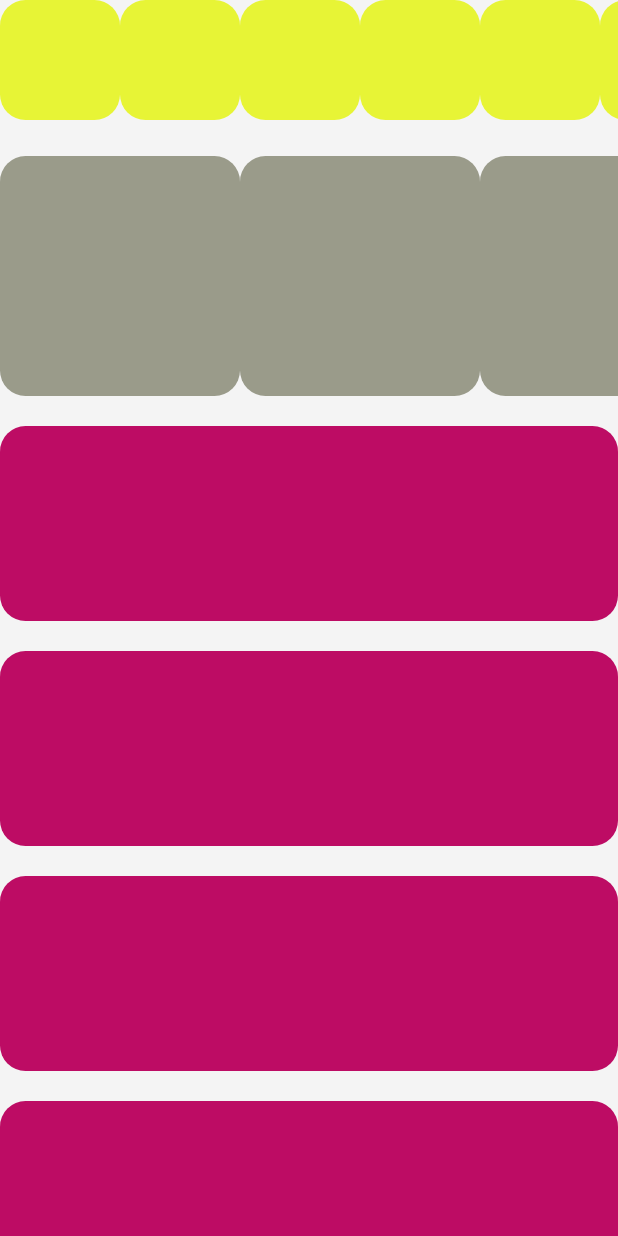
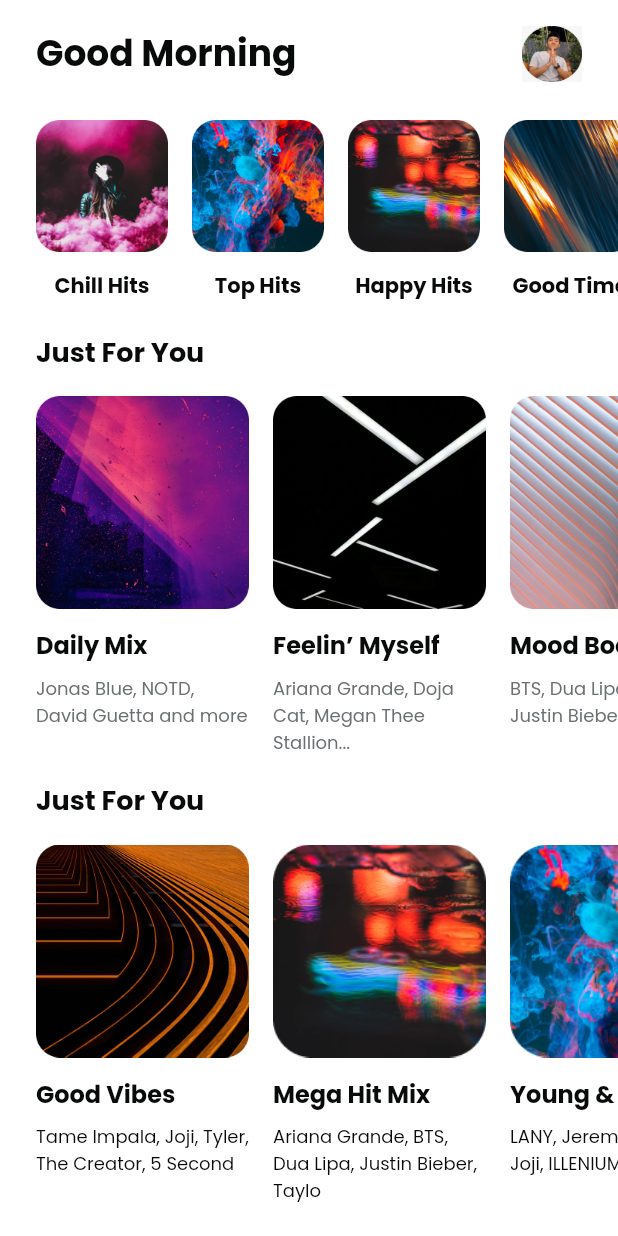
Before and after one commit to isalislami/aplikasi_pertamaku, a Flutter app: the screen it shows after launch, on a phone screen of 412 x 824 dp. Run offline on Flutter 3.47's test engine with Material 2 defaults, Android fonts, the phone set to English and light mode, and no system bars; our stand-ins replace google_fonts.

```diff
--- /dev/null
+++ b/lib/Main_Page.dart
@@ -0,0 +1,261 @@
+import 'package:flutter/material.dart';
+import 'package:google_fonts/google_fonts.dart';
+
+class MainPage extends StatelessWidget {
+  const MainPage({super.key});
+
+  @override
+  Widget build(BuildContext context) {
+    Widget header() {
+      return Container(
+        margin: const EdgeInsets.symmetric(horizontal: 24),
+        child: Row(
+          mainAxisAlignment: MainAxisAlignment.spaceBetween,
+          children: [
+            Text(
+              "Good Morning",
+              style: GoogleFonts.poppins(
+                  color: const Color(0xff090A0A),
+                  fontSize: 24,
+                  fontWeight: FontWeight.w700),
+            ),
+            Container(
+              height: 40,
+              width: 40,
+              decoration: const BoxDecoration(
+                  image: DecorationImage(
+                      image: AssetImage("assets/img-isal.jpeg"))),
+            )
+          ],
+        ),
+      );
+    }
+
+    Widget musicHeader() {
+      Widget musicCard(String img, String text) {
+        return Container(
+          margin: const EdgeInsets.only(right: 16),
+          child: Column(
+            children: [
+              Container(
+                height: 88,
+                width: 88,
+                decoration: BoxDecoration(
+                    image: DecorationImage(image: AssetImage(img))),
+              ),
+              const SizedBox(
+                height: 12,
+              ),
+              Text(
+                text,
+                style: GoogleFonts.poppins(
+                    color: const Color(0xff090A0A),
+                    fontSize: 14,
+                    fontWeight: FontWeight.w700),
+              ),
+            ],
+          ),
+        );
+      }
+
+      return SingleChildScrollView(
+        scrollDirection: Axis.horizontal,
+        child: Row(
+          children: [
+            const SizedBox(
+              width: 24,
+            ),
+            musicCard("assets/img-music11.png", "Chill Hits"),
+            musicCard("assets/img-music12.png", "Top Hits"),
+            musicCard("assets/img-music13.png", "Happy Hits"),
+            musicCard("assets/img-music14.png", "Good Time"),
+            musicCard("assets/img-music12.png", "Top Hits"),
+            musicCard("assets/img-music13.png", "Happy Hits"),
+
+          ],
+        ),
+      );
+    }
+
+    Widget musicPlay() {
+      Widget musicCard(String img, String text, String subtext) {
+        return Container(
+          width: 142,
+          margin: const EdgeInsets.only(right: 16),
+          child: Column(
+            crossAxisAlignment: CrossAxisAlignment.start,
+            children: [
+              Container(
+                height: 142,
+                width: 142,
+                decoration: BoxDecoration(
+                    image: DecorationImage(image: AssetImage(img))),
+              ),
+              const SizedBox(
+                height: 12,
+              ),
+              Text(
+                text,
+                style: GoogleFonts.poppins(
+                    color: const Color(0xff090A0A),
+                    fontSize: 16,
+                    fontWeight: FontWeight.w700),
+              ),
+              const SizedBox(
+                height: 8,
+              ),
+              Text(
+                subtext,
+                style: GoogleFonts.poppins(
+                  color: const Color(0xff6C7072),
+                  fontSize: 12,
+                ),
+              ),
+            ],
+          ),
+        );
+      }
+
+      return Column(
+        crossAxisAlignment: CrossAxisAlignment.start,
+        children: [
+          const SizedBox(
+            height: 20,
+          ),
+          Container(
+            margin: const EdgeInsets.only(left: 24, bottom: 16),
+            child: Text(
+              "Just For You",
+              style: GoogleFonts.poppins(
+                  color: const Color(0xff090A0A),
+                  fontSize: 18,
+                  fontWeight: FontWeight.w700),
+            ),
+          ),
+          SingleChildScrollView(
+            scrollDirection: Axis.horizontal,
+            child: Row(
+              crossAxisAlignment: CrossAxisAlignment.start,
+              children: [
+                const SizedBox(
+                  width: 24,
+                ),
+                musicCard("assets/img-music21.png", "Daily Mix",
+                    "Jonas Blue, NOTD, David Guetta and more"),
+                musicCard("assets/img-music22.png", "Feelin’ Myself",
+                    "Ariana Grande, Doja Cat, Megan Thee Stallion..."),
+                musicCard("assets/img-music23.png", "Mood Booster",
+                    "BTS, Dua Lipa, Malone, Justin Bieber and more"),
+                musicCard("assets/img-music22.png", "Feelin’ Myself",
+                    "Ariana Grande, Doja Cat, Megan Thee Stallion..."),
+              ],
+            ),
+          ),
+        ],
+      );
+    }
+
+    Widget musicPopular() {
+      Widget musicCard(String img, String text, String subtext) {
+        return Container(
+          width: 142,
+          margin: const EdgeInsets.only(right: 16),
+          child: Column(
+            crossAxisAlignment: CrossAxisAlignment.start,
+            children: [
+              Container(
+                height: 142,
+                width: 142,
+                decoration: BoxDecoration(
+                    image: DecorationImage(image: AssetImage(img))),
+              ),
+              const SizedBox(
+                height: 12,
+              ),
+              Text(
+                text,
+                style: GoogleFonts.poppins(
+                    color: const Color(0xff090A0A),
+                    fontSize: 16,
+                    fontWeight: FontWeight.w700),
+              ),
+              const SizedBox(
+                height: 8,
+              ),
+              Text(
+                subtext,
+                style: GoogleFonts.poppins(
+                  color: const Color(0xff090A0A),
+                  fontSize: 12,
+                ),
+              ),
+            ],
+          ),
+        );
+      }
+
+      return Column(
+        crossAxisAlignment: CrossAxisAlignment.start,
+        children: [
+          const SizedBox(
+            height: 16,
+          ),
+          Container(
+            margin: const EdgeInsets.only(left: 24, bottom: 16),
+            child: Text(
+              "Just For You",
+              style: GoogleFonts.poppins(
+                  color: const Color(0xff090A0A),
+                  fontSize: 18,
+                  fontWeight: FontWeight.w700),
+            ),
+          ),
+          SingleChildScrollView(
+            scrollDirection: Axis.horizontal,
+            child: Row(
+              crossAxisAlignment: CrossAxisAlignment.start,
+              children: [
+                const SizedBox(
+                  width: 24,
+                ),
+                musicCard("assets/img-music33.png", "Good Vibes",
+                    "Tame Impala, Joji, Tyler, The Creator, 5 Second"),
+                musicCard("assets/img-music13.png", "Mega Hit Mix",
+                    "Ariana Grande, BTS, Dua Lipa, Justin Bieber, Taylo"),
+                musicCard("assets/img-music12.png", "Young & Free",
+                    "LANY, Jeremy Zucker, Joji, ILLENIUM, Glass A..."),
+                    musicCard("assets/img-music33.png", "Good Vibes",
+                    "Tame Impala, Joji, Tyler, The Creator, 5 Second"),
+                musicCard("assets/img-music11.png", "Mega Hit Mix",
+                    "Ariana Grande, BTS, Dua Lipa, Justin Bieber, Taylo"),
+
+              ],
+            ),
+          ),
+        ],
+      );
+    }
+
+    return Scaffold(
+      backgroundColor: const Color(0xffFFFFFF),
+      body: SafeArea(
+          child: SingleChildScrollView(
+        child: Column(
+          crossAxisAlignment: CrossAxisAlignment.start,
+          children: [
+            const SizedBox(
+              height: 16,
+            ),
+            header(),
+            const SizedBox(
+              height: 24,
+            ),
+            musicHeader(),
+            musicPlay(),
+            musicPopular()
+          ],
+        ),
+      )),
+    );
+  }
+}
--- a/lib/main.dart
+++ b/lib/main.dart
@@ -1,4 +1,5 @@
 import 'package:flutter/material.dart';
+import 'package:hallodek/Main_Page.dart';
 import 'package:hallodek/pages/home_page.dart';
 
 void main() {
@@ -17,7 +18,7 @@ class MyApp extends StatelessWidget {
       theme: ThemeData(
         primarySwatch: Colors.blue,
       ),
-      home: const HomePage()
+      home: const MainPage()
     );
   }
 }
--- a/lib/pages/home_page.dart
+++ b/lib/pages/home_page.dart
@@ -13,7 +13,7 @@ class HomePage extends StatelessWidget {
         width: 80,
         decoration: BoxDecoration(
             borderRadius: BorderRadius.circular(17),
-            color: Color.fromARGB(255, 231, 244, 54)),
+            color: const Color.fromARGB(255, 231, 244, 54)),
       );
     }
 
@@ -23,7 +23,7 @@ class HomePage extends StatelessWidget {
         width: 160,
         decoration: BoxDecoration(
             borderRadius: BorderRadius.circular(17),
-            color: Color.fromARGB(255, 154, 155, 138)),
+            color: const Color.fromARGB(255, 154, 155, 138)),
       );
     }
 
@@ -31,15 +31,15 @@ class HomePage extends StatelessWidget {
       return Container(
         height: 130,
         width: double.infinity,
-        margin: EdgeInsets.only(top: 20),
+        margin: const EdgeInsets.only(top: 20),
         decoration: BoxDecoration(
             borderRadius: BorderRadius.circular(17),
-            color: Color.fromARGB(255, 189, 12, 100)),
+            color: const Color.fromARGB(255, 189, 12, 100)),
       );
     }
 
     return Scaffold(
-        backgroundColor: Color(0xffF4F4F4),
+        backgroundColor: const Color(0xffF4F4F4),
         body: SingleChildScrollView(
           child: SafeArea(
               child: Column(
@@ -58,7 +58,7 @@ class HomePage extends StatelessWidget {
                   ],
                 ),
               ),
-              SizedBox(
+              const SizedBox(
                 height: 24,
               ),
               SingleChildScrollView(
--- a/pubspec.yaml
+++ b/pubspec.yaml
@@ -35,6 +35,7 @@ dependencies:
   # The following adds the Cupertino Icons font to your application.
   # Use with the CupertinoIcons class for iOS style icons.
   cupertino_icons: ^1.0.2
+  google_fonts: ^4.0.3
 
 dev_dependencies:
   flutter_test:
@@ -59,7 +60,8 @@ flutter:
   uses-material-design: true
 
   # To add assets to your application, add an assets section, like this:
-  # assets:
+  assets:
+   - assets/
   #   - images/a_dot_burr.jpeg
   #   - images/a_dot_ham.jpeg
 
```
Also changed, not shown: assets/img-avatar.png (added), assets/img-isal.jpeg (added), assets/img-music11.png (added), assets/img-music12.png (added), assets/img-music13.png (added), assets/img-music14.png (added), assets/img-music21.png (added), assets/img-music22.png (added), assets/img-music23.png (added), assets/img-music33.png (added), pubspec.lock, 1 other file.
